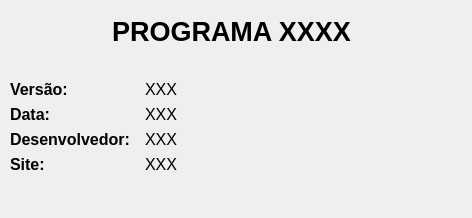
mateusmoratelli/MinhaBiblioteca, file screen/ui_designer/sreen_sobre_programa.ui: the form before one commit.
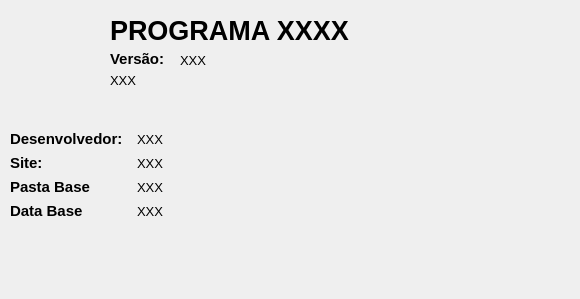
The form after the commit. Icons and pictures are not drawn.

```diff
--- a/screen/ui_designer/sreen_sobre_programa.ui
+++ b/screen/ui_designer/sreen_sobre_programa.ui
@@ -6,20 +6,20 @@
    <rect>
     <x>0</x>
     <y>0</y>
-    <width>472</width>
-    <height>218</height>
+    <width>580</width>
+    <height>299</height>
    </rect>
   </property>
   <property name="minimumSize">
    <size>
-    <width>472</width>
-    <height>218</height>
+    <width>580</width>
+    <height>299</height>
    </size>
   </property>
   <property name="maximumSize">
    <size>
-    <width>472</width>
-    <height>218</height>
+    <width>580</width>
+    <height>299</height>
    </size>
   </property>
   <property name="windowTitle">
@@ -28,15 +28,15 @@
   <widget class="QLabel" name="lbSoftware">
    <property name="geometry">
     <rect>
-     <x>1</x>
-     <y>11</y>
-     <width>461</width>
+     <x>110</x>
+     <y>10</y>
+     <width>451</width>
      <height>41</height>
     </rect>
    </property>
    <property name="maximumSize">
     <size>
-     <width>461</width>
+     <width>800</width>
      <height>41</height>
     </size>
    </property>
@@ -51,38 +51,43 @@
     <string>PROGRAMA XXXX</string>
    </property>
    <property name="alignment">
-    <set>Qt::AlignCenter</set>
+    <set>Qt::AlignLeading|Qt::AlignLeft|Qt::AlignVCenter</set>
    </property>
   </widget>
   <widget class="QWidget" name="formLayoutWidget">
    <property name="geometry">
     <rect>
      <x>10</x>
-     <y>80</y>
-     <width>451</width>
-     <height>121</height>
+     <y>130</y>
+     <width>561</width>
+     <height>101</height>
     </rect>
    </property>
+   <property name="font">
+    <font>
+     <pointsize>10</pointsize>
+    </font>
+   </property>
    <layout class="QFormLayout" name="formLayout">
     <item row="0" column="0">
-     <widget class="QLabel" name="label_2">
+     <widget class="QLabel" name="label_4">
       <property name="font">
        <font>
-        <pointsize>12</pointsize>
+        <pointsize>11</pointsize>
         <weight>75</weight>
         <bold>true</bold>
        </font>
       </property>
       <property name="text">
-       <string>Versão:</string>
+       <string>Desenvolvedor:  </string>
       </property>
      </widget>
     </item>
     <item row="0" column="1">
-     <widget class="QLabel" name="lbVersao">
+     <widget class="QLabel" name="lbDesenvolvedor">
       <property name="font">
        <font>
-        <pointsize>12</pointsize>
+        <pointsize>10</pointsize>
         <weight>50</weight>
         <bold>false</bold>
        </font>
@@ -93,24 +98,24 @@
      </widget>
     </item>
     <item row="1" column="0">
-     <widget class="QLabel" name="label_3">
+     <widget class="QLabel" name="label_5">
       <property name="font">
        <font>
-        <pointsize>12</pointsize>
+        <pointsize>11</pointsize>
         <weight>75</weight>
         <bold>true</bold>
        </font>
       </property>
       <property name="text">
-       <string>Data:</string>
+       <string>Site:</string>
       </property>
      </widget>
     </item>
     <item row="1" column="1">
-     <widget class="QLabel" name="lbDataRevisao">
+     <widget class="QLabel" name="lbSite">
       <property name="font">
        <font>
-        <pointsize>12</pointsize>
+        <pointsize>10</pointsize>
         <weight>50</weight>
         <bold>false</bold>
        </font>
@@ -121,24 +126,24 @@
      </widget>
     </item>
     <item row="2" column="0">
-     <widget class="QLabel" name="label_4">
+     <widget class="QLabel" name="label_6">
       <property name="font">
        <font>
-        <pointsize>12</pointsize>
+        <pointsize>11</pointsize>
         <weight>75</weight>
         <bold>true</bold>
        </font>
       </property>
       <property name="text">
-       <string>Desenvolvedor:  </string>
+       <string>Pasta Base</string>
       </property>
      </widget>
     </item>
     <item row="2" column="1">
-     <widget class="QLabel" name="lbDesenvolvedor">
+     <widget class="QLabel" name="lbPastaBase">
       <property name="font">
        <font>
-        <pointsize>12</pointsize>
+        <pointsize>10</pointsize>
         <weight>50</weight>
         <bold>false</bold>
        </font>
@@ -149,24 +154,24 @@
      </widget>
     </item>
     <item row="3" column="0">
-     <widget class="QLabel" name="label_5">
+     <widget class="QLabel" name="label_7">
       <property name="font">
        <font>
-        <pointsize>12</pointsize>
+        <pointsize>11</pointsize>
         <weight>75</weight>
         <bold>true</bold>
        </font>
       </property>
       <property name="text">
-       <string>Site:</string>
+       <string>Data Base</string>
       </property>
      </widget>
     </item>
     <item row="3" column="1">
-     <widget class="QLabel" name="lbSite">
+     <widget class="QLabel" name="lbDataBase">
       <property name="font">
        <font>
-        <pointsize>12</pointsize>
+        <pointsize>10</pointsize>
         <weight>50</weight>
         <bold>false</bold>
        </font>
@@ -178,6 +183,88 @@
     </item>
    </layout>
   </widget>
+  <widget class="QLabel" name="lbLogo">
+   <property name="geometry">
+    <rect>
+     <x>10</x>
+     <y>10</y>
+     <width>91</width>
+     <height>101</height>
+    </rect>
+   </property>
+   <property name="text">
+    <string/>
+   </property>
+   <property name="pixmap">
+    <pixmap>../../resources/img/capa_programa_principal.png</pixmap>
+   </property>
+   <property name="scaledContents">
+    <bool>true</bool>
+   </property>
+   <property name="wordWrap">
+    <bool>false</bool>
+   </property>
+  </widget>
+  <widget class="QLabel" name="label_2">
+   <property name="geometry">
+    <rect>
+     <x>110</x>
+     <y>50</y>
+     <width>57</width>
+     <height>18</height>
+    </rect>
+   </property>
+   <property name="font">
+    <font>
+     <pointsize>11</pointsize>
+     <weight>75</weight>
+     <bold>true</bold>
+    </font>
+   </property>
+   <property name="text">
+    <string>Versão:</string>
+   </property>
+  </widget>
+  <widget class="QLabel" name="lbVersao">
+   <property name="geometry">
+    <rect>
+     <x>180</x>
+     <y>50</y>
+     <width>291</width>
+     <height>21</height>
+    </rect>
+   </property>
+   <property name="font">
+    <font>
+     <pointsize>10</pointsize>
+     <weight>50</weight>
+     <bold>false</bold>
+    </font>
+   </property>
+   <property name="text">
+    <string>XXX</string>
+   </property>
+  </widget>
+  <widget class="QLabel" name="lbDataRevisao">
+   <property name="geometry">
+    <rect>
+     <x>110</x>
+     <y>70</y>
+     <width>91</width>
+     <height>20</height>
+    </rect>
+   </property>
+   <property name="font">
+    <font>
+     <pointsize>10</pointsize>
+     <weight>50</weight>
+     <bold>false</bold>
+    </font>
+   </property>
+   <property name="text">
+    <string>XXX</string>
+   </property>
+  </widget>
  </widget>
  <resources/>
  <connections/>
```
